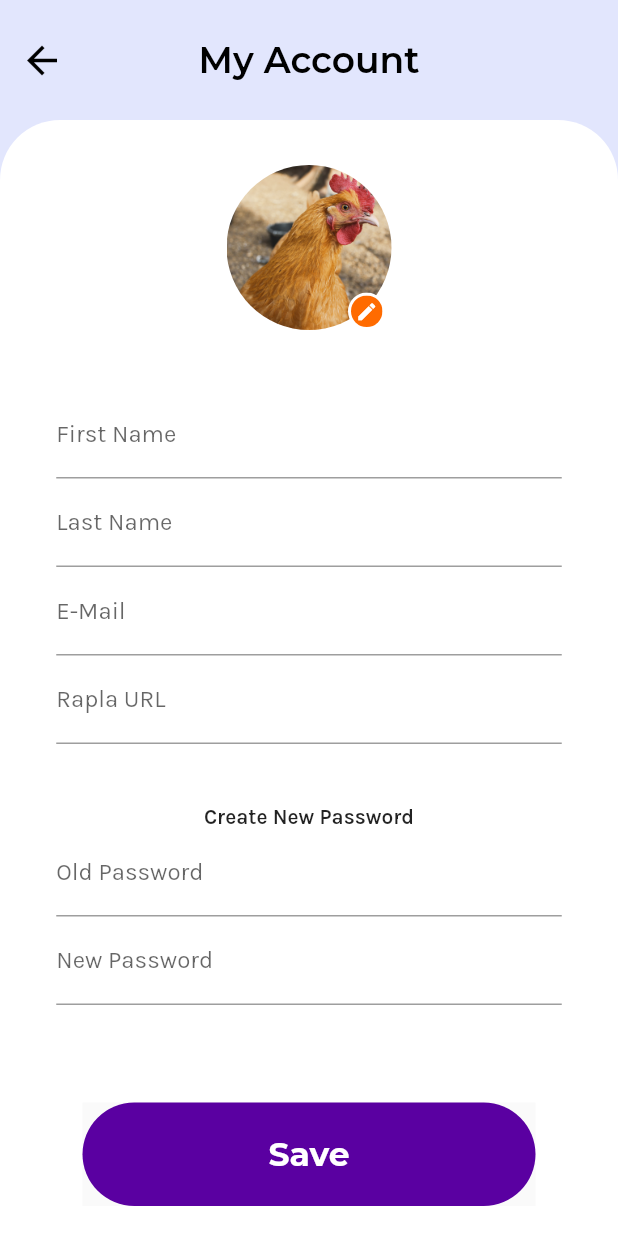
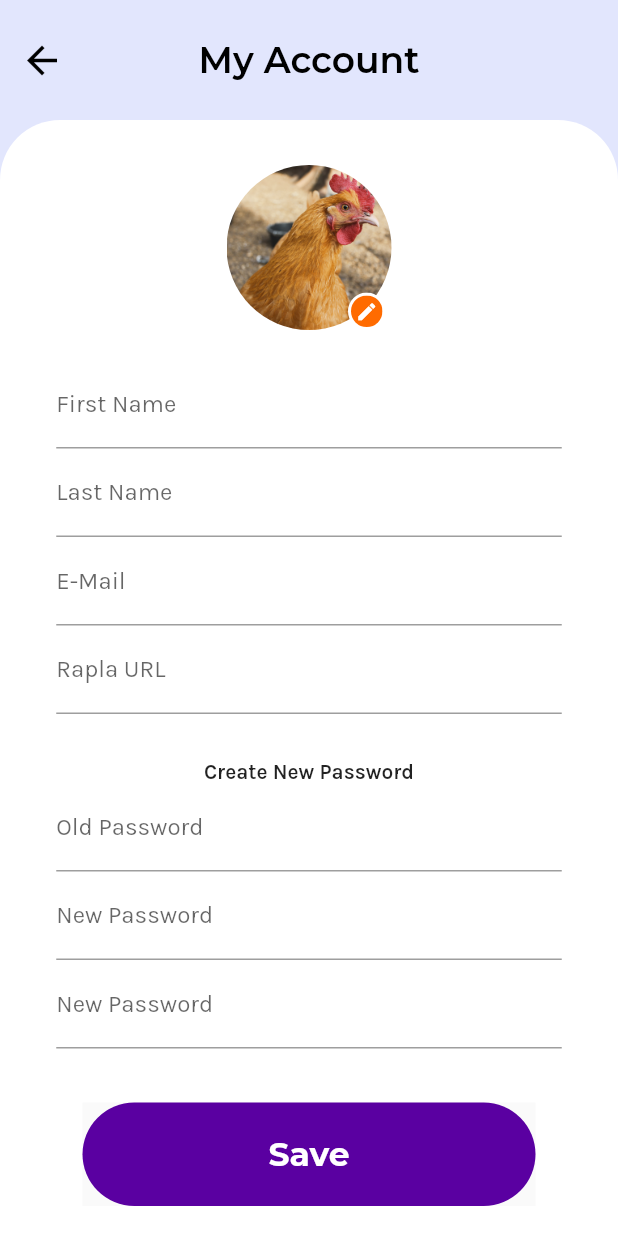
Before and after one commit to eiBoard-Company/Frontend, a Flutter app: the MainScreen screen opened directly, after a tap on the "person" icon, on a phone screen of 412 x 824 dp. Run offline on Flutter 3.47's test engine with Material 2 defaults, Android fonts, the phone set to English and light mode, and no system bars; our stand-ins replace date_field, flutter_zoom_drawer, google_fonts, syncfusion_flutter_calendar; network calls fail.

Commit message:
adjusted button padding

```diff
--- a/eiboard_flutter/lib/pages/create_event_screen.dart
+++ b/eiboard_flutter/lib/pages/create_event_screen.dart
@@ -160,7 +160,7 @@ class _CreateEventScreenState extends State<CreateEventScreen> {
           child: Align(
             alignment: Alignment.bottomCenter,
             child: Padding(
-              padding: const EdgeInsets.only(bottom: 20),
+              padding: const EdgeInsets.only(bottom: 20, top: 20),
               child: Button(
                 'Create Event',
                 () {
--- a/eiboard_flutter/lib/pages/create_task_screen.dart
+++ b/eiboard_flutter/lib/pages/create_task_screen.dart
@@ -140,7 +140,7 @@ class _CreateTaskScreenState extends State<CreateTaskScreen> {
           child: Align(
             alignment: Alignment.bottomCenter,
             child: Padding(
-              padding: const EdgeInsets.only(bottom: 20),
+              padding: const EdgeInsets.only(bottom: 20, top: 20),
               child: Button(
                 'Create Task',
                 () {
--- a/eiboard_flutter/lib/pages/login_screen.dart
+++ b/eiboard_flutter/lib/pages/login_screen.dart
@@ -63,7 +63,6 @@ class _LoginScreenState extends State<LoginScreen> {
                     ),
                     const SizedBox(height: 15),
                     SizedBox(
-                      //TODO: manage so that you can see textfield when entering input
                       width: 302,
                       height: 69,
                       child: TextFormField(
@@ -90,7 +89,6 @@ class _LoginScreenState extends State<LoginScreen> {
                           context,
                           MaterialPageRoute(
                             builder: (context) {
-                              print('Hallo Matteo');
                               Future<Response> fs = HttpRequest.fetchData(
                                   HttpRequest.url + HttpRequest.user);
                               fs.then((value) => print(value.body));
--- a/eiboard_flutter/lib/pages/settings_pages/account_screen.dart
+++ b/eiboard_flutter/lib/pages/settings_pages/account_screen.dart
@@ -22,7 +22,7 @@ class AccountScreen extends StatelessWidget {
           ),
           ProfileWidget(imagePath: user.imagePath, onClicked: () async {}),
           const SizedBox(
-            height: 40,
+            height: 20,
           ),
           SizedBox(
             width: 337,
@@ -53,7 +53,7 @@ class AccountScreen extends StatelessWidget {
             ),
           ),
           const SizedBox(
-            height: 40,
+            height: 30,
           ),
           Text('Create New Password',
               style: GoogleFonts.karla(fontWeight: FontWeight.w600)),
@@ -71,11 +71,18 @@ class AccountScreen extends StatelessWidget {
                   border: UnderlineInputBorder(), labelText: 'New Password'),
             ),
           ),
+          SizedBox(
+            width: 337,
+            child: TextFormField(
+              decoration: const InputDecoration(
+                  border: UnderlineInputBorder(), labelText: 'New Password'),
+            ),
+          ),
           Expanded(
             child: Align(
               alignment: Alignment.bottomCenter,
               child: Padding(
-                padding: const EdgeInsets.only(bottom: 20),
+                padding: const EdgeInsets.only(bottom: 20, top: 20),
                 child: Button(
                   'Save',
                   () {
--- a/eiboard_flutter/lib/pages/singletask_screen.dart
+++ b/eiboard_flutter/lib/pages/singletask_screen.dart
@@ -22,7 +22,7 @@ class _SingleTaskScreen extends State<SingleTaskScreen> {
         topic: 'Task',
         showPlusIcon: false,
         child: Center(
-            child: Container(
+            child: SizedBox(
           width: 337,
           child: Column(
               mainAxisAlignment: MainAxisAlignment.start, // hier hinzugefügt
--- a/eiboard_flutter/lib/pages/todo_list_screen.dart
+++ b/eiboard_flutter/lib/pages/todo_list_screen.dart
@@ -1,5 +1,3 @@
-import 'package:eiboard_flutter/pages/singletask_screen.dart';
-
 import '/../pages/components/button.dart';
 import '/../pages/components/page.dart';
 import '/../pages/components/todo_list_box.dart';
@@ -111,7 +109,7 @@ class TodoListScreen extends StatelessWidget {
               child: Align(
                 alignment: Alignment.bottomCenter,
                 child: Padding(
-                  padding: const EdgeInsets.only(bottom: 20),
+                  padding: const EdgeInsets.only(bottom: 20, top: 20),
                   child: Button(
                     'Create Task',
                     () {
```
